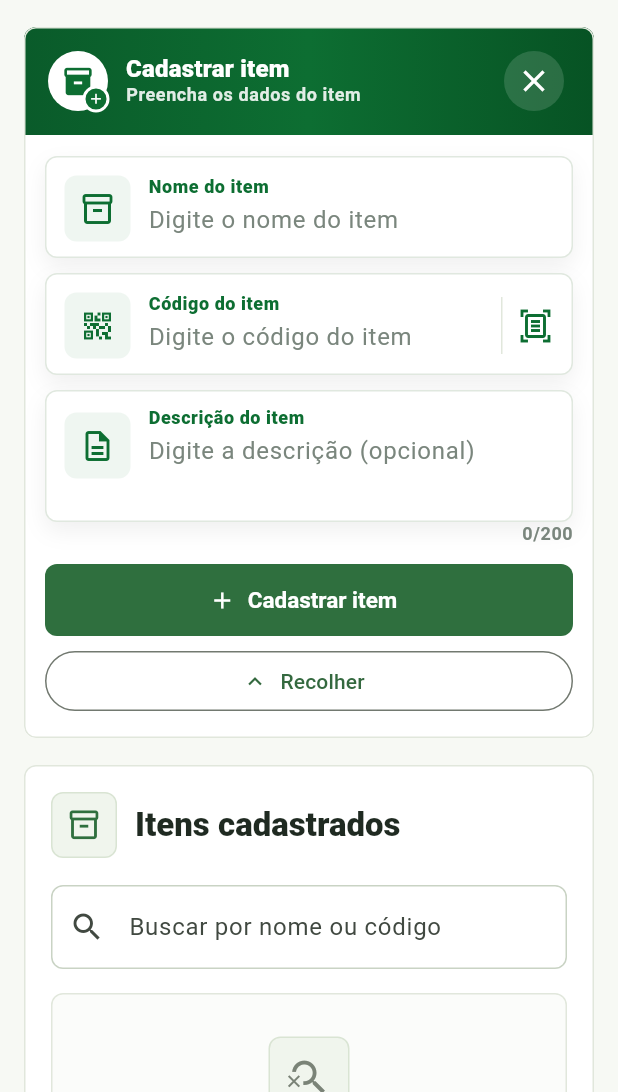
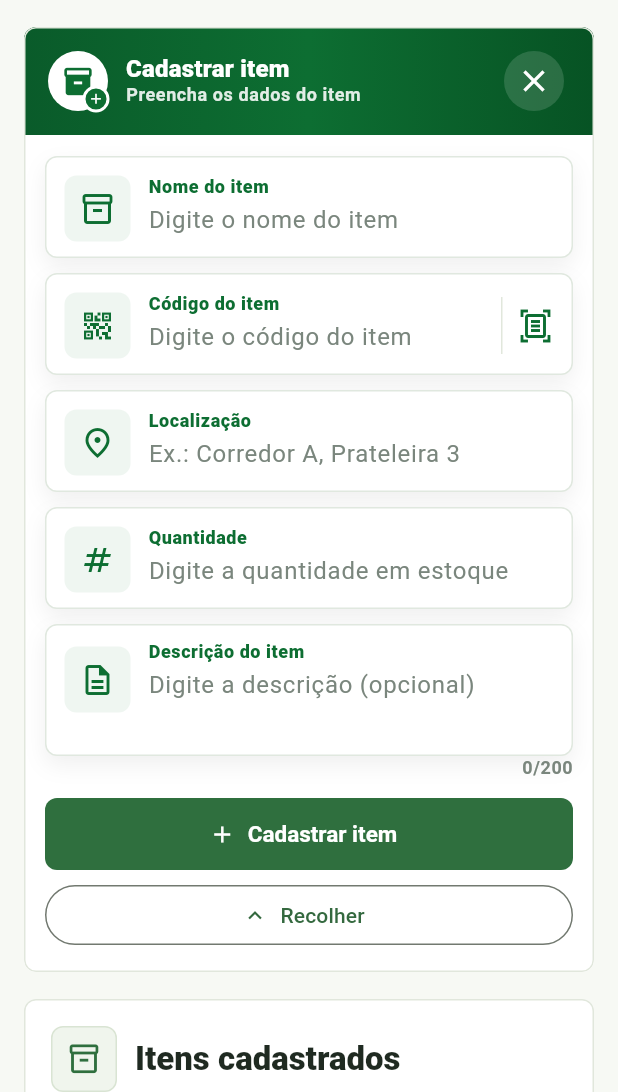
Before and after one commit to AdautoFurich/almoxarifado-melhoramentos-app, a Flutter app: the screen it shows after launch, after a tap on "Cadastrar item", on a phone screen of 412 x 824 dp, the part 144-1236 px from its top. Run offline on Flutter 3.47's test engine with Material 3 defaults, Android fonts, the phone set to English and light mode, and no system bars.

```diff
--- a/lib/models/inventory_item.dart
+++ b/lib/models/inventory_item.dart
@@ -3,9 +3,17 @@ class InventoryItem {
     required this.name,
     required this.code,
     this.description = '',
+    this.location = '',
+    this.quantity = 0,
+    this.photoPath,
+    this.history = const [],
   });
 
   final String name;
   final String code;
   final String description;
+  final String location;
+  final int quantity;
+  final String? photoPath;
+  final List<String> history;
 }
--- a/lib/widgets/item_form.dart
+++ b/lib/widgets/item_form.dart
@@ -1,4 +1,5 @@
 import 'package:flutter/material.dart';
+import 'package:flutter/services.dart';
 
 import '../utils/item_code_formatters.dart';
 
@@ -9,6 +10,8 @@ class ItemForm extends StatelessWidget {
     required this.nameController,
     required this.codeController,
     required this.descriptionController,
+    required this.locationController,
+    required this.quantityController,
     required this.isCodeRegistered,
     required this.isEditing,
     required this.onCancelEditing,
@@ -19,6 +22,8 @@ class ItemForm extends StatelessWidget {
   final TextEditingController nameController;
   final TextEditingController codeController;
   final TextEditingController descriptionController;
+  final TextEditingController locationController;
+  final TextEditingController quantityController;
   final bool Function(String code) isCodeRegistered;
   final bool isEditing;
   final VoidCallback onCancelEditing;
@@ -116,6 +121,60 @@ class ItemForm extends StatelessWidget {
 
                         return null;
                       },
+                    ),
+                  ),
+                  const SizedBox(height: 10),
+                  _FormFieldShell(
+                    icon: Icons.place_outlined,
+                    child: TextFormField(
+                      controller: locationController,
+                      decoration: const InputDecoration(
+                        labelText: 'Localização',
+                        hintText: 'Ex.: Corredor A, Prateleira 3',
+                        border: InputBorder.none,
+                        enabledBorder: InputBorder.none,
+                        focusedBorder: InputBorder.none,
+                        errorBorder: InputBorder.none,
+                        focusedErrorBorder: InputBorder.none,
+                        filled: false,
+                        isDense: true,
+                        contentPadding: EdgeInsets.zero,
+                        floatingLabelBehavior: FloatingLabelBehavior.always,
+                        labelStyle: TextStyle(
+                          color: Color(0xFF0D6E32),
+                          fontWeight: FontWeight.w800,
+                        ),
+                        hintStyle: TextStyle(color: Color(0xFF7A867D)),
+                      ),
+                      textInputAction: TextInputAction.next,
+                    ),
+                  ),
+                  const SizedBox(height: 10),
+                  _FormFieldShell(
+                    icon: Icons.numbers_outlined,
+                    child: TextFormField(
+                      controller: quantityController,
+                      decoration: const InputDecoration(
+                        labelText: 'Quantidade',
+                        hintText: 'Digite a quantidade em estoque',
+                        border: InputBorder.none,
+                        enabledBorder: InputBorder.none,
+                        focusedBorder: InputBorder.none,
+                        errorBorder: InputBorder.none,
+                        focusedErrorBorder: InputBorder.none,
+                        filled: false,
+                        isDense: true,
+                        contentPadding: EdgeInsets.zero,
+                        floatingLabelBehavior: FloatingLabelBehavior.always,
+                        labelStyle: TextStyle(
+                          color: Color(0xFF0D6E32),
+                          fontWeight: FontWeight.w800,
+                        ),
+                        hintStyle: TextStyle(color: Color(0xFF7A867D)),
+                      ),
+                      inputFormatters: [FilteringTextInputFormatter.digitsOnly],
+                      keyboardType: TextInputType.number,
+                      textInputAction: TextInputAction.next,
                     ),
                   ),
                   const SizedBox(height: 10),
```
Also changed, not shown: lib/screens/inventory_home_page.dart (+42 -1 lines), lib/screens/item_details_page.dart (added, +315 -0 lines), lib/widgets/inventory_item_tile.dart (+30 -7 lines), lib/widgets/item_details_dialog.dart (deleted, +0 -84 lines), 1 other file.
